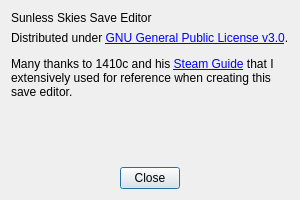
Old version of the form Qt Designer UI/about_window.ui in the repository n0stalghia/Sunless_Skies_Save_Editor.
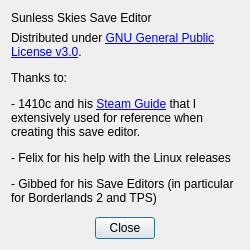
New version of the form.

Commit message: Modifying About window

The edit to the form file:
```diff
--- a/Qt Designer UI/about_window.ui
+++ b/Qt Designer UI/about_window.ui
@@ -6,8 +6,8 @@
    <rect>
     <x>0</x>
     <y>0</y>
-    <width>300</width>
-    <height>200</height>
+    <width>250</width>
+    <height>250</height>
    </rect>
   </property>
   <property name="windowTitle">
@@ -21,10 +21,35 @@
      </property>
     </widget>
    </item>
+   <item>
+    <spacer name="verticalSpacer_2">
+     <property name="orientation">
+      <enum>Qt::Vertical</enum>
+     </property>
+     <property name="sizeHint" stdset="0">
+      <size>
+       <width>20</width>
+       <height>20</height>
+      </size>
+     </property>
+    </spacer>
+   </item>
    <item>
     <widget class="QLabel" name="label_About_License">
+     <property name="minimumSize">
+      <size>
+       <width>0</width>
+       <height>0</height>
+      </size>
+     </property>
+     <property name="maximumSize">
+      <size>
+       <width>16777215</width>
+       <height>16777215</height>
+      </size>
+     </property>
      <property name="text">
-      <string>&lt;html&gt;&lt;head/&gt;&lt;body&gt;&lt;p&gt;Distributed under &lt;a href=&quot;https://www.gnu.org/licenses/gpl-3.0.en.html&quot;&gt;&lt;span style=&quot; text-decoration: underline; color:#0000ff;&quot;&gt;GNU General Public License v3.0&lt;/span&gt;&lt;/a&gt;.&lt;/p&gt;&lt;p&gt;Many thanks to 1410c and his &lt;a href=&quot;https://steamcommunity.com/sharedfiles/filedetails/?id=1456294858&quot;&gt;&lt;span style=&quot; text-decoration: underline; color:#0000ff;&quot;&gt;Steam Guide&lt;/span&gt;&lt;/a&gt; that I extensively used for reference when creating this save editor.&lt;/p&gt;&lt;/body&gt;&lt;/html&gt;</string>
+      <string>&lt;html&gt;&lt;head/&gt;&lt;body&gt;&lt;p&gt;Distributed under &lt;a href=&quot;https://www.gnu.org/licenses/gpl-3.0.en.html&quot;&gt;&lt;span style=&quot; text-decoration: underline; color:#0000ff;&quot;&gt;GNU General Public License v3.0&lt;/span&gt;&lt;/a&gt;.&lt;/p&gt;&lt;p&gt;Thanks to:&lt;/p&gt;&lt;p&gt;- 1410c and his &lt;a href=&quot;https://steamcommunity.com/sharedfiles/filedetails/?id=1456294858&quot;&gt;&lt;span style=&quot; text-decoration: underline; color:#0000ff;&quot;&gt;Steam Guide&lt;/span&gt;&lt;/a&gt; that I extensively used for reference when creating this save editor.&lt;/p&gt;&lt;p&gt;- Felix for his help with the Linux releases&lt;/p&gt;&lt;p&gt;- Gibbed for his Save Editors (in particular for Borderlands 2 and TPS)&lt;/p&gt;&lt;/body&gt;&lt;/html&gt;</string>
      </property>
      <property name="wordWrap">
       <bool>true</bool>
```
The commit also changes 1 other file.
